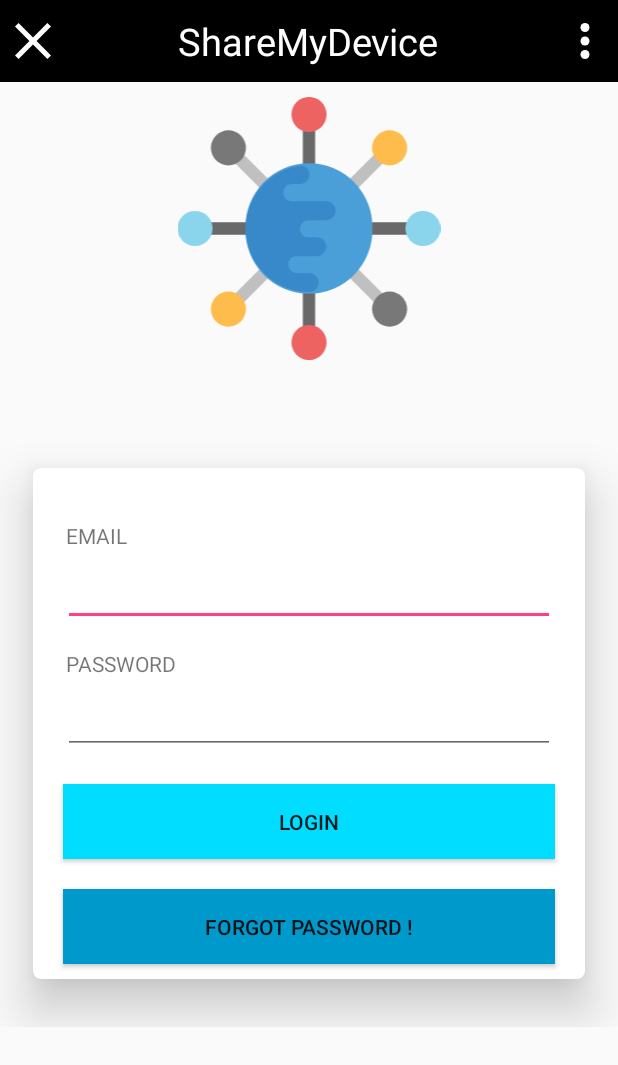
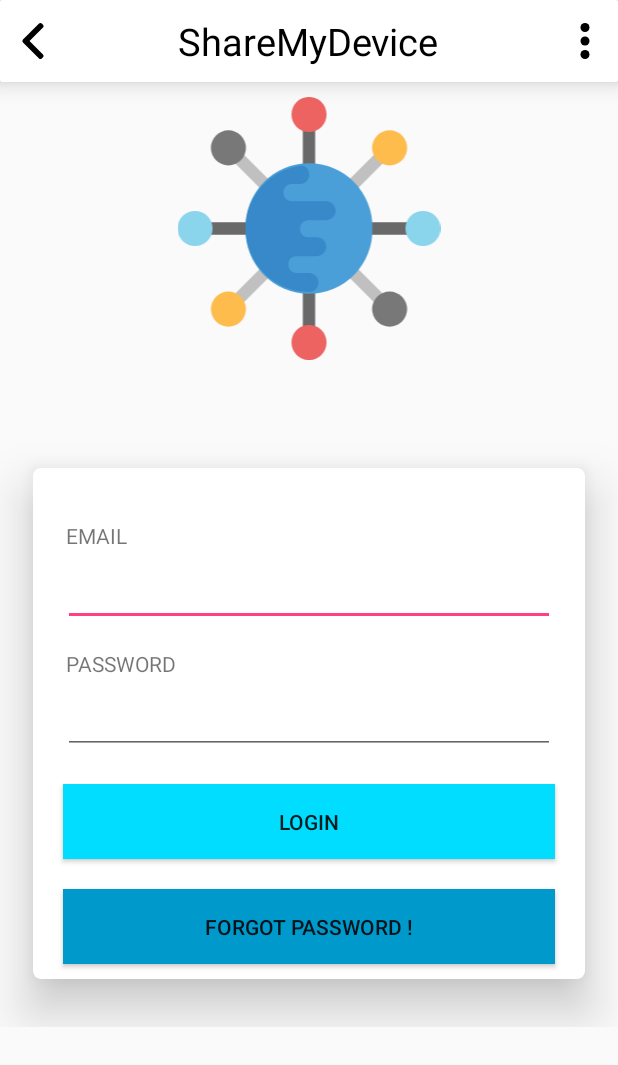
Before and after one commit to ajeet5zx/ShareMyDevice, an Android app: the LoginActivity screen opened directly, with no data from a screen before it, on a phone screen of 412 x 824 dp. Shown: the top 1065 px of the screen. Run offline under Robolectric (Android 15) with nearby library versions, the phone set to English and light mode, and no system bars; libraries missing offline, so code that uses them is left out: io.paperdb.

Commit message:
Lite Titlebar

```diff
--- a/app/src/main/res/drawable/ic_close_button.xml
+++ b/app/src/main/res/drawable/ic_close_button.xml
@@ -1,4 +1,4 @@
 <vector android:height="24dp" android:viewportHeight="357.0"
     android:viewportWidth="357.0" android:width="24dp" xmlns:android="http://schemas.android.com/apk/res/android">
-    <path android:fillColor="#FFFFFF" android:pathData="M357,35.7l-35.7,-35.7l-142.8,142.8l-142.8,-142.8l-35.7,35.7l142.8,142.8l-142.8,142.8l35.7,35.7l142.8,-142.8l142.8,142.8l35.7,-35.7l-142.8,-142.8z"/>
+    <path android:fillColor="#000000" android:pathData="M357,35.7l-35.7,-35.7l-142.8,142.8l-142.8,-142.8l-35.7,35.7l142.8,142.8l-142.8,142.8l35.7,35.7l142.8,-142.8l142.8,142.8l35.7,-35.7l-142.8,-142.8z"/>
 </vector>
--- /dev/null
+++ b/app/src/main/res/drawable/ic_left_arrow.xml
@@ -0,0 +1,4 @@
+<vector android:height="24dp" android:viewportHeight="492"
+    android:viewportWidth="492" android:width="24dp" xmlns:android="http://schemas.android.com/apk/res/android">
+    <path android:fillColor="#FF000000" android:pathData="M198.608,246.104L382.664,62.04c5.068,-5.056 7.856,-11.816 7.856,-19.024c0,-7.212 -2.788,-13.968 -7.856,-19.032l-16.128,-16.12C361.476,2.792 354.712,0 347.504,0s-13.964,2.792 -19.028,7.864L109.328,227.008c-5.084,5.08 -7.868,11.868 -7.848,19.084c-0.02,7.248 2.76,14.028 7.848,19.112l218.944,218.932c5.064,5.072 11.82,7.864 19.032,7.864c7.208,0 13.964,-2.792 19.032,-7.864l16.124,-16.12c10.492,-10.492 10.492,-27.572 0,-38.06L198.608,246.104z"/>
+</vector>
--- a/app/src/main/res/drawable/ic_menu.xml
+++ b/app/src/main/res/drawable/ic_menu.xml
@@ -1,6 +1,6 @@
 <vector android:height="24dp" android:viewportHeight="512.0"
     android:viewportWidth="512.0" android:width="24dp" xmlns:android="http://schemas.android.com/apk/res/android">
-    <path android:fillColor="#FFFFFF" android:pathData="M256,256m-64,0a64,64 0,1 1,128 0a64,64 0,1 1,-128 0"/>
-    <path android:fillColor="#FFFFFF" android:pathData="M256,448m-64,0a64,64 0,1 1,128 0a64,64 0,1 1,-128 0"/>
-    <path android:fillColor="#FFFFFF" android:pathData="M256,64m-64,0a64,64 0,1 1,128 0a64,64 0,1 1,-128 0"/>
+    <path android:fillColor="#000000" android:pathData="M256,256m-64,0a64,64 0,1 1,128 0a64,64 0,1 1,-128 0"/>
+    <path android:fillColor="#000000" android:pathData="M256,448m-64,0a64,64 0,1 1,128 0a64,64 0,1 1,-128 0"/>
+    <path android:fillColor="#000000" android:pathData="M256,64m-64,0a64,64 0,1 1,128 0a64,64 0,1 1,-128 0"/>
 </vector>
--- a/app/src/main/res/layout/titlebar.xml
+++ b/app/src/main/res/layout/titlebar.xml
@@ -1,10 +1,17 @@
 <?xml version="1.0" encoding="utf-8"?>
-<RelativeLayout xmlns:android="http://schemas.android.com/apk/res/android"
+<android.support.v7.widget.CardView
+    xmlns:android="http://schemas.android.com/apk/res/android"
     xmlns:app="http://schemas.android.com/apk/res-auto"
     xmlns:tools="http://schemas.android.com/tools"
     android:layout_width="match_parent"
     android:layout_height="wrap_content"
-    android:background="@android:color/background_dark">
+    app:cardElevation="10dp">
+
+<RelativeLayout
+    android:layout_width="match_parent"
+    android:layout_height="wrap_content"
+    android:background="@android:color/background_light">
+
 
     <android.support.v7.widget.AppCompatImageView
         android:layout_width="wrap_content"
@@ -12,19 +19,19 @@
         android:layout_centerVertical="true"
         android:id="@+id/cancelButton"
         android:layout_height="wrap_content"
-        android:src="@drawable/ic_close_button"
+        android:src="@drawable/ic_left_arrow"
         android:layout_alignParentStart="true"
         />
 
     <android.support.v7.widget.AppCompatTextView
         android:layout_width="wrap_content"
+        android:layout_height="wrap_content"
+        android:layout_centerInParent="true"
+        android:layout_centerVertical="true"
         android:padding="10dp"
-        android:layout_height="wrap_content"
-        android:layout_centerVertical="true"
-        android:layout_centerInParent="true"
         android:text="ShareMyDevice"
-        android:textSize="25sp"
-        android:textColor="@android:color/background_light" />
+        android:textColor="@android:color/black"
+        android:textSize="25sp" />
 
     <android.support.v7.widget.AppCompatImageView
         android:layout_width="wrap_content"
@@ -32,7 +39,10 @@
         android:padding="10dp"
         android:src="@drawable/ic_menu"
         android:layout_centerVertical="true"
-
         android:layout_alignParentEnd="true"/>
 
+
+
+
 </RelativeLayout>
+    </android.support.v7.widget.CardView>
```
